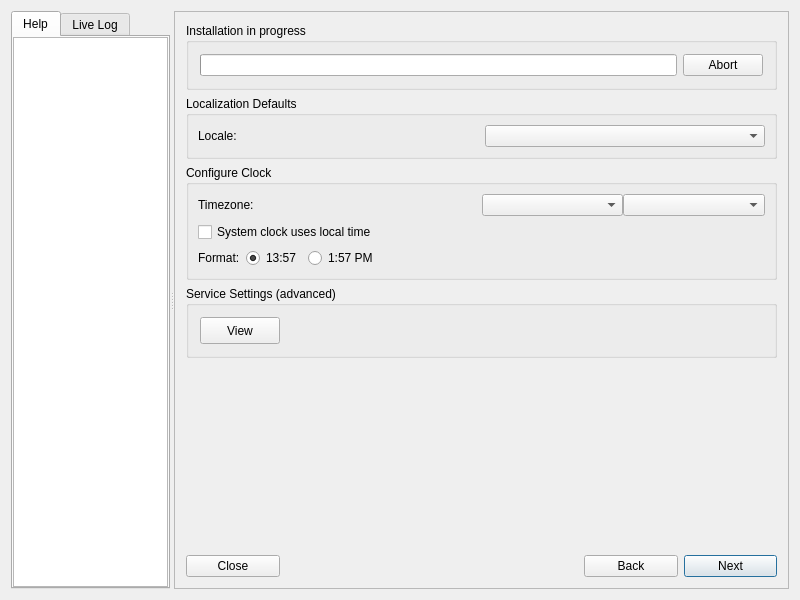
Before: the Qt Designer form meinstall.ui in gazelle-installer/gazelle-installer, drawn with Qt 5.
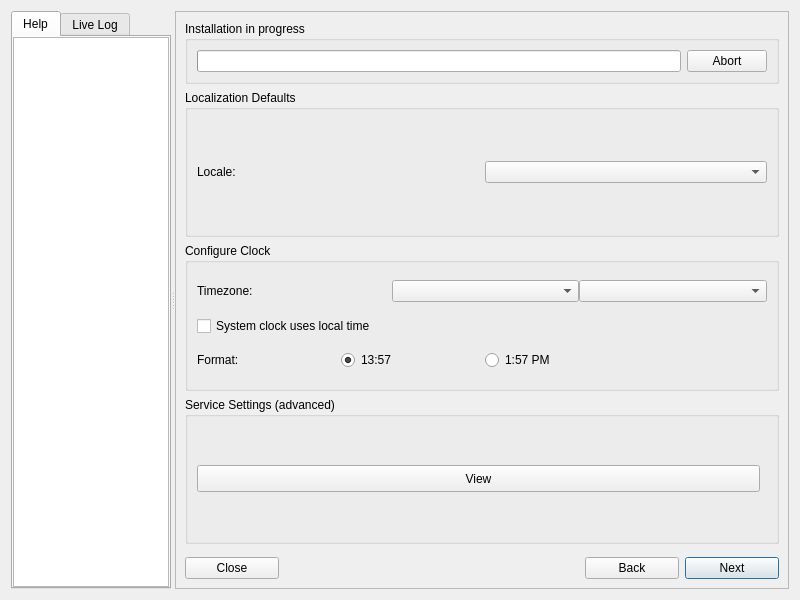
After: the same form once the commit is applied. The open tabs and pages were chosen to show the change. Icons and pictures are not drawn. Custom widgets are drawn as their Qt base class.

What changed in the file:
```diff
--- a/meinstall.ui
+++ b/meinstall.ui
@@ -100,12 +100,6 @@
          <property name="orientation">
           <enum>Qt::Horizontal</enum>
          </property>
-         <property name="sizeHint" stdset="0">
-          <size>
-           <width>0</width>
-           <height>0</height>
-          </size>
-         </property>
         </spacer>
        </item>
        <item row="1" column="0" colspan="6">
@@ -1365,12 +1359,6 @@
                 <property name="orientation">
                  <enum>Qt::Horizontal</enum>
                 </property>
-                <property name="sizeHint" stdset="0">
-                 <size>
-                  <width>0</width>
-                  <height>0</height>
-                 </size>
-                </property>
                </spacer>
               </item>
               <item row="3" column="0">
@@ -1413,12 +1401,6 @@
                   <property name="orientation">
                    <enum>Qt::Horizontal</enum>
                   </property>
-                  <property name="sizeHint" stdset="0">
-                   <size>
-                    <width>0</width>
-                    <height>0</height>
-                   </size>
-                  </property>
                  </spacer>
                 </item>
                 <item>
@@ -1464,12 +1446,6 @@
              <property name="sizeType">
               <enum>QSizePolicy::Expanding</enum>
              </property>
-             <property name="sizeHint" stdset="0">
-              <size>
-               <width>0</width>
-               <height>0</height>
-              </size>
-             </property>
             </spacer>
            </item>
            <item row="0" column="0">
@@ -1517,9 +1493,6 @@
                   <verstretch>0</verstretch>
                  </sizepolicy>
                 </property>
-                <property name="font">
-                 <font/>
-                </property>
                 <property name="text">
                  <string>Locale:</string>
                 </property>
@@ -1573,12 +1546,6 @@
                 <property name="orientation">
                  <enum>Qt::Horizontal</enum>
                 </property>
-                <property name="sizeHint" stdset="0">
-                 <size>
-                  <width>0</width>
-                  <height>0</height>
-                 </size>
-                </property>
                </spacer>
               </item>
              </layout>
@@ -2027,7 +1994,6 @@
    </item>
   </layout>
  </widget>
- <layoutdefault spacing="6" margin="11"/>
  <customwidgets>
   <customwidget>
    <class>MTreeView</class>
```
Left out of the diff: 107 changed lines with no effect on the pictures.
